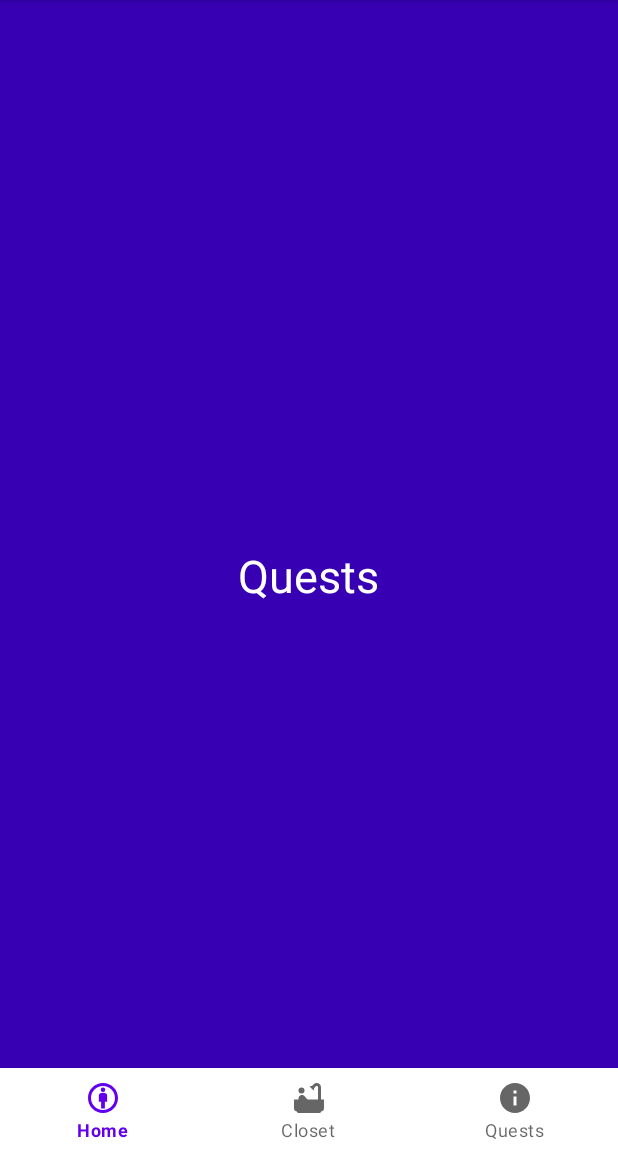
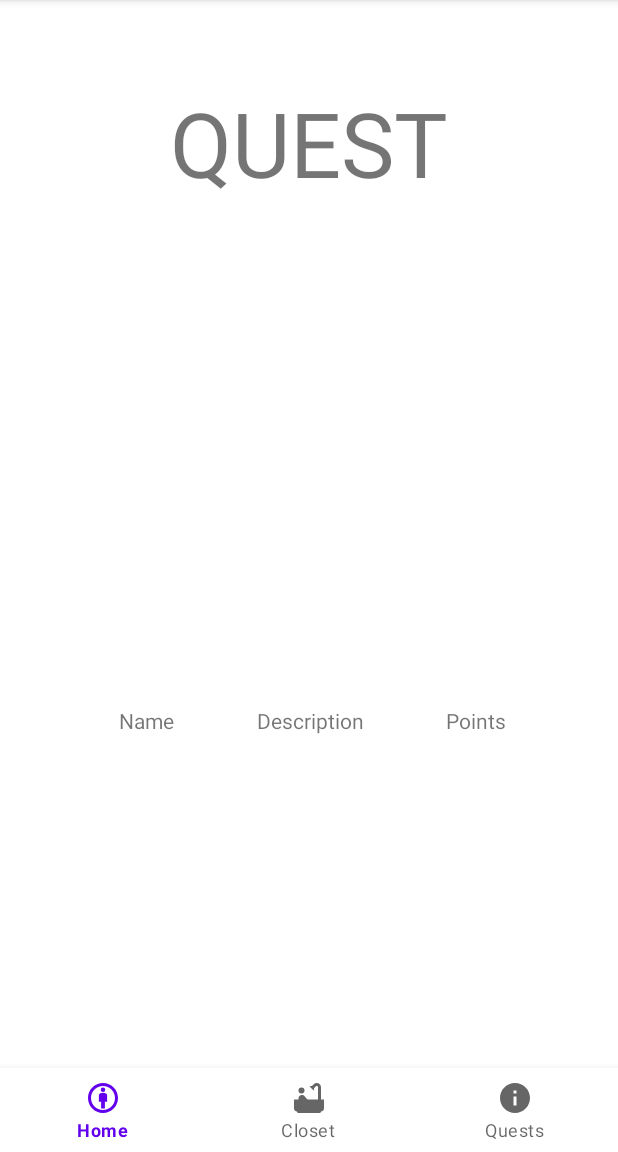
Before and after one commit to bob-pham/Hercules, an Android app: the fragment QuestsFragment placed in its activity, on a phone screen of 412 x 824 dp, the part 84-1236 px from its top. Run offline under Robolectric (Android 15) with nearby library versions, the phone set to English and light mode, and no system bars; 1 statement that could not run was skipped.

```diff
--- a/app/src/main/java/com/example/hercules/model/road_maps/BulkUpRoadMap.java
+++ b/app/src/main/java/com/example/hercules/model/road_maps/BulkUpRoadMap.java
@@ -2,7 +2,6 @@ package com.example.hercules.model.road_maps;
 
 import com.example.hercules.model.Admin;
 import com.example.hercules.model.Quest;
-import com.example.hercules.model.RoadMap;
 
 import java.util.ArrayList;
 import java.util.List;
--- a/app/src/main/java/com/example/hercules/model/road_maps/CardioRoadMap.java
+++ b/app/src/main/java/com/example/hercules/model/road_maps/CardioRoadMap.java
@@ -3,7 +3,6 @@ package com.example.hercules.model.road_maps;
 import com.example.hercules.model.Admin;
 import com.example.hercules.model.Quest;
 import com.example.hercules.model.QuestLine;
-import com.example.hercules.model.RoadMap;
 
 import java.util.ArrayList;
 import java.util.List;
--- a/app/src/main/java/com/example/hercules/model/road_maps/WeightLossRoadMap.java
+++ b/app/src/main/java/com/example/hercules/model/road_maps/WeightLossRoadMap.java
@@ -2,7 +2,6 @@ package com.example.hercules.model.road_maps;
 
 import com.example.hercules.model.Admin;
 import com.example.hercules.model.Quest;
-import com.example.hercules.model.RoadMap;
 
 import java.util.List;
 
--- a/app/src/main/java/com/example/hercules/model/road_maps/WeightTrainingRoadMap.java
+++ b/app/src/main/java/com/example/hercules/model/road_maps/WeightTrainingRoadMap.java
@@ -2,7 +2,6 @@ package com.example.hercules.model.road_maps;
 
 import com.example.hercules.model.Admin;
 import com.example.hercules.model.Quest;
-import com.example.hercules.model.RoadMap;
 
 import java.util.List;
 
--- a/app/src/main/java/com/example/hercules/view/HomeFragment.java
+++ b/app/src/main/java/com/example/hercules/view/HomeFragment.java
@@ -1,13 +1,12 @@
 package com.example.hercules.view;
 
 import android.os.Bundle;
-
-import androidx.fragment.app.Fragment;
-
 import android.view.LayoutInflater;
 import android.view.View;
 import android.view.ViewGroup;
 import android.widget.TextView;
+
+import androidx.fragment.app.Fragment;
 
 import com.example.hercules.R;
 
@@ -64,7 +63,6 @@ public class HomeFragment extends Fragment {
                              Bundle savedInstanceState) {
         // Inflate the layout for this fragment
         View view = inflater.inflate(R.layout.fragment_home, container, false);
-        welcomeTextView = view.findViewById(R.id.welcomeTextView);
         welcomeTextView.setText("Welcome!, 'insert username'");
         return view;
     }
--- a/app/src/main/java/com/example/hercules/view/QuestsFragment.java
+++ b/app/src/main/java/com/example/hercules/view/QuestsFragment.java
@@ -1,13 +1,11 @@
 package com.example.hercules.view;
 
 import android.os.Bundle;
-
-import androidx.fragment.app.Fragment;
-
 import android.view.LayoutInflater;
 import android.view.View;
 import android.view.ViewGroup;
-import android.widget.TextView;
+
+import androidx.fragment.app.Fragment;
 
 import com.example.hercules.R;
 
@@ -26,7 +24,7 @@ public class QuestsFragment extends Fragment {
     // TODO: Rename and change types of parameters
     private String mParam1;
     private String mParam2;
-    private TextView questsTitle;
+
 
     public QuestsFragment() {
         // Required empty public constructor
@@ -59,13 +57,12 @@ public class QuestsFragment extends Fragment {
         }
     }
 
+
     @Override
     public View onCreateView(LayoutInflater inflater, ViewGroup container,
                              Bundle savedInstanceState) {
         // Inflate the layout for this fragment
         View view = inflater.inflate(R.layout.fragment_quests, container, false);
-        questsTitle = view.findViewById(R.id.questsTitle);
-        questsTitle.setText("Quests");
         return view;
     }
 }
--- a/app/src/main/res/layout/activity_main.xml
+++ b/app/src/main/res/layout/activity_main.xml
@@ -5,6 +5,8 @@
     android:layout_width="match_parent"
     android:layout_height="match_parent"
     tools:context=".MainActivity">
+
+
 
     <FrameLayout
         android:layout_width="match_parent"
--- a/app/src/main/res/layout/fragment_quests.xml
+++ b/app/src/main/res/layout/fragment_quests.xml
@@ -1,18 +1,85 @@
 <?xml version="1.0" encoding="utf-8"?>
 <RelativeLayout xmlns:android="http://schemas.android.com/apk/res/android"
+    xmlns:app="http://schemas.android.com/apk/res-auto"
     xmlns:tools="http://schemas.android.com/tools"
     android:layout_width="match_parent"
-    android:layout_height="match_parent"
-    tools:context=".view.ClosetFragment"
-    android:background="@color/design_default_color_primary_dark">
+    android:layout_height="wrap_content"
+    android:background="@color/white"
+    tools:context=".view.QuestsFragment">
 
-    <!-- TODO: Update blank fragment layout -->
-    <TextView
-        android:id="@+id/questsTitle"
-        android:layout_width="wrap_content"
-        android:layout_height="wrap_content"
-        android:layout_centerInParent="true"
-        android:textColor="#ffff"
-        android:textSize="30sp" />
+    <androidx.constraintlayout.widget.ConstraintLayout
+        android:layout_width="match_parent"
+        android:layout_height="match_parent">
 
+
+        <TextView
+            android:id="@+id/textView7"
+            android:layout_width="wrap_content"
+            android:layout_height="wrap_content"
+            android:layout_marginBottom="2dp"
+            android:text="@string/quest_header"
+            android:textSize="60sp"
+            app:layout_constraintBottom_toTopOf="@+id/constraintLayout"
+            app:layout_constraintEnd_toEndOf="parent"
+            app:layout_constraintStart_toStartOf="parent"
+            app:layout_constraintTop_toTopOf="parent" />
+
+        <androidx.constraintlayout.widget.ConstraintLayout
+            android:id="@+id/constraintLayout"
+            android:layout_width="409dp"
+            android:layout_height="576dp"
+            app:layout_constraintBottom_toBottomOf="parent"
+            app:layout_constraintEnd_toEndOf="parent"
+            app:layout_constraintHorizontal_bias="1.0"
+            app:layout_constraintStart_toStartOf="parent">
+
+            <TableLayout
+                android:id="@+id/questTable"
+                android:layout_width="match_parent"
+                android:layout_height="wrap_content"
+                android:layout_margin="40dp"
+                android:layout_marginStart="40dp"
+                android:layout_marginEnd="40dp"
+                android:layout_marginBottom="480dp"
+                android:background="@android:color/white"
+                app:layout_constraintBottom_toBottomOf="parent"
+                app:layout_constraintEnd_toEndOf="parent"
+                app:layout_constraintStart_toStartOf="parent"
+                app:layout_constraintTop_toTopOf="parent">
+
+
+                <TableRow android:background="@color/white">
+
+                    <TextView
+                        android:layout_width="0dp"
+                        android:layout_height="wrap_content"
+                        android:layout_weight="4"
+                        android:gravity="center_horizontal"
+                        android:padding="10sp"
+                        android:text="@string/NAME"
+                        android:textSize="14sp" />
+
+                    <TextView
+                        android:layout_width="0dp"
+                        android:layout_height="wrap_content"
+                        android:layout_weight="4"
+                        android:gravity="center_horizontal"
+                        android:padding="10sp"
+                        android:text="@string/Description"
+                        android:textSize="14sp" />
+
+                    <TextView
+                        android:layout_width="0dp"
+                        android:layout_height="wrap_content"
+                        android:layout_weight="4"
+                        android:gravity="center_horizontal"
+                        android:padding="10sp"
+                        android:text="@string/Points"
+                        android:textSize="14sp" />
+                </TableRow>
+
+
+            </TableLayout>
+        </androidx.constraintlayout.widget.ConstraintLayout>
+    </androidx.constraintlayout.widget.ConstraintLayout>
 </RelativeLayout>
--- a/app/src/main/res/values/strings.xml
+++ b/app/src/main/res/values/strings.xml
@@ -2,7 +2,12 @@
     <string name="app_name">Hercules</string>
     <!-- TODO: Remove or change this placeholder text -->
     <string name="hello_blank_fragment">Hello blank fragment</string>
-    <string name="avatar_content_description">Your Avatar Image</string>
-    <string name="welcome_message">Welcome, %s</string>
+    <string name="quest_header">QUEST</string>
     <string name="gold">Gold</string>
+    <string name="Name" />
+    <string name="Tuesday" />
+    <string name="Description">Description</string>
+    <string name="NAME">Name</string>
+    <string name="Points">Points</string>
+    <string name="avatar_content_description">Your Current Avatar</string>
 </resources>
```
Also changed, not shown: app/src/main/java/com/example/hercules/MainActivity.java (+21 -9 lines), app/src/main/java/com/example/hercules/model/Admin.java (+30 -2 lines), app/src/main/java/com/example/hercules/model/User.java (+30 -13 lines), app/src/main/java/com/example/hercules/model/road_maps/RoadMap.java (renamed from app/src/main/java/com/example/hercules/model/RoadMap.java, +8 -1 lines), app/src/main/java/com/example/hercules/view/QuestsActivity.java (added, +53 -0 lines).
